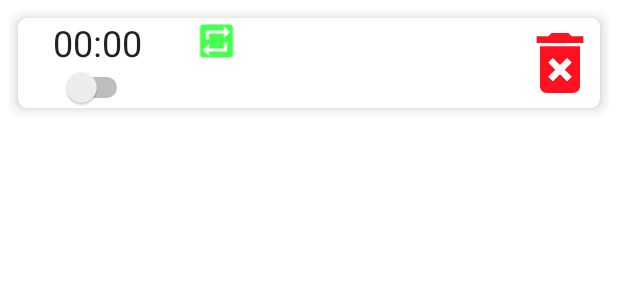
After one commit to minhho89/PRM391x_Asm3, an Android app: the layout alarm_recycler_item.xml on its own in the app's theme, with its tools: preview values and no code run, on a phone screen of 412 x 824 dp. The commit adds this screen. Shown: the top 300 px of the screen. Run offline under Robolectric (Android 15) with nearby library versions, the phone set to English and light mode, and no system bars.

Commit message:
finish all, need to add delete function

```diff
--- a/app/src/main/java/funix/prm/alarmapps/activities/MainActivity.java
+++ b/app/src/main/java/funix/prm/alarmapps/activities/MainActivity.java
@@ -6,7 +6,7 @@ import androidx.appcompat.app.AppCompatActivity;
 import androidx.fragment.app.FragmentTransaction;
 
 import funix.prm.alarmapps.R;
-import funix.prm.alarmapps.createalarm.CreateAlarmFragment;
+import funix.prm.alarmapps.createalarm.AlarmListFragment;
 
 public class MainActivity extends AppCompatActivity {
 
@@ -17,7 +17,7 @@ public class MainActivity extends AppCompatActivity {
 
         // TODO temporary test fragment
         FragmentTransaction ft = getSupportFragmentManager().beginTransaction();
-        CreateAlarmFragment alarmFragment = new CreateAlarmFragment();
-        ft.add(R.id.viewholder, alarmFragment).commit();
+        AlarmListFragment alarmListFragment = new AlarmListFragment();
+        ft.add(R.id.viewholder, alarmListFragment).commit();
     }
 }
--- /dev/null
+++ b/app/src/main/res/drawable/ic_delete.xml
@@ -0,0 +1,10 @@
+<vector xmlns:android="http://schemas.android.com/apk/res/android"
+    android:width="24dp"
+    android:height="24dp"
+    android:tint="#FF1120"
+    android:viewportWidth="24"
+    android:viewportHeight="24">
+    <path
+        android:fillColor="@android:color/white"
+        android:pathData="M6,19c0,1.1 0.9,2 2,2h8c1.1,0 2,-0.9 2,-2L18,7L6,7v12zM8.46,11.88l1.41,-1.41L12,12.59l2.12,-2.12 1.41,1.41L13.41,14l2.12,2.12 -1.41,1.41L12,15.41l-2.12,2.12 -1.41,-1.41L10.59,14l-2.13,-2.12zM15.5,4l-1,-1h-5l-1,1L5,4v2h14L19,4z" />
+</vector>
--- /dev/null
+++ b/app/src/main/res/drawable/ic_repeat.xml
@@ -0,0 +1,11 @@
+<vector xmlns:android="http://schemas.android.com/apk/res/android"
+    android:width="24dp"
+    android:height="24dp"
+    android:tint="#46FF50"
+    android:viewportWidth="24"
+    android:viewportHeight="24">
+    <path
+        android:fillColor="@android:color/white"
+        android:fillType="evenOdd"
+        android:pathData="M21,1L3,1c-1.1,0 -2,0.9 -2,2v18c0,1.1 0.9,2 2,2h18c1.1,0 2,-0.9 2,-2L23,3c0,-1.1 -0.9,-2 -2,-2zM7,7h10v3l4,-4 -4,-4v3L5,5v6h2L7,7zM17,17L7,17v-3l-4,4 4,4v-3h12v-6h-2v4z" />
+</vector>
--- /dev/null
+++ b/app/src/main/res/layout/alarm_recycler_item.xml
@@ -0,0 +1,85 @@
+<?xml version="1.0" encoding="utf-8"?>
+<LinearLayout xmlns:android="http://schemas.android.com/apk/res/android"
+    xmlns:app="http://schemas.android.com/apk/res-auto"
+    android:layout_width="match_parent"
+    android:layout_height="wrap_content"
+    android:layout_margin="@dimen/sm_value"
+    android:orientation="vertical">
+
+    <androidx.cardview.widget.CardView
+        android:layout_width="match_parent"
+        android:layout_height="wrap_content"
+        android:layout_margin="@dimen/sm_value"
+        app:cardCornerRadius="@dimen/sm_value"
+        app:cardElevation="@dimen/sm_value">
+
+        <LinearLayout
+            android:layout_width="match_parent"
+            android:layout_height="match_parent"
+            android:orientation="horizontal">
+
+            <LinearLayout
+                android:layout_width="wrap_content"
+                android:layout_height="wrap_content"
+                android:layout_weight="2"
+                android:orientation="vertical">
+
+                <TextView
+                    android:id="@+id/item_txt_clockText"
+                    android:layout_width="match_parent"
+                    android:layout_height="wrap_content"
+                    android:gravity="center_horizontal"
+                    android:text="@string/sample_clock_display"
+                    android:textAlignment="center"
+                    android:textAppearance="@style/TextAppearance.AppCompat.Headline" />
+
+                <Switch
+                    android:id="@+id/item_swt_started"
+                    android:layout_width="wrap_content"
+                    android:layout_height="match_parent"
+                    android:layout_gravity="center_horizontal" />
+
+            </LinearLayout>
+
+            <ImageView
+                android:id="@+id/item_img_recurring"
+                android:layout_width="wrap_content"
+                android:layout_height="wrap_content"
+                android:layout_marginTop="@dimen/x_sm_value"
+                android:layout_weight="1"
+                android:scaleType="fitCenter"
+                android:src="@drawable/ic_repeat" />
+
+            <LinearLayout
+                android:layout_width="wrap_content"
+                android:layout_height="match_parent"
+                android:layout_marginTop="@dimen/x_sm_value"
+                android:layout_weight="6"
+                android:orientation="vertical">
+
+                <TextView
+                    android:id="@+id/item_txt_recurringDays"
+                    android:layout_width="match_parent"
+                    android:layout_height="wrap_content"
+                    android:text="" />
+
+                <TextView
+                    android:id="@+id/item_txt_alarmTitle"
+                    android:layout_width="match_parent"
+                    android:layout_height="wrap_content"
+                    android:text=""
+                    android:textAppearance="@style/TextAppearance.AppCompat.Title" />
+            </LinearLayout>
+
+            <ImageButton
+                android:id="@+id/item_btn_delete"
+                android:layout_width="wrap_content"
+                android:layout_height="match_parent"
+                android:layout_weight="1"
+                android:background="?android:attr/selectableItemBackground"
+                android:scaleType="fitCenter"
+                android:src="@drawable/ic_delete" />
+
+        </LinearLayout>
+    </androidx.cardview.widget.CardView>
+</LinearLayout>
--- a/app/src/main/res/values/dimens.xml
+++ b/app/src/main/res/values/dimens.xml
@@ -1,4 +1,7 @@
 <?xml version="1.0" encoding="utf-8"?>
 <resources>
     <dimen name="big_image">300dp</dimen>
+    <dimen name="x_sm_value">3dp</dimen>
+    <dimen name="sm_value">6dp</dimen>
+    <dimen name="item_text">267dp</dimen>
 </resources>
--- a/app/src/main/res/values/strings.xml
+++ b/app/src/main/res/values/strings.xml
@@ -1,6 +1,6 @@
 <resources>
     <string name="app_name">Alarm Apps</string>
-    <!-- TODO: Remove or change this placeholder text -->
+
     <string name="hello_blank_fragment">Hello blank fragment</string>
     <string name="schedule_alarm_text">Schedule Alarm</string>
     <string name="alarm_title_text">Alarm Title</string>
@@ -13,7 +13,13 @@
     <string name="sat_text">Sat</string>
     <string name="sun_text">Sun</string>
 
+    <string name="sample_clock_display">00:00</string>
+
     <string name="snooze_btn">Snooze</string>
     <string name="dismiss_btn">Dismiss</string>
+    <string name="create_btn">Create alarm</string>
+
+    <string name="alarm_list_heading">ALARM LIST</string>
+
 
 </resources>
```
Also changed, not shown: app/src/main/java/funix/prm/alarmapps/createalarm/AlarmListFragment.java (added, +116 -0 lines), app/src/main/java/funix/prm/alarmapps/createalarm/AlarmRecyclerViewAdapter.java (added, +58 -0 lines), app/src/main/java/funix/prm/alarmapps/createalarm/AlarmViewHolder.java (added, +130 -0 lines), app/src/main/java/funix/prm/alarmapps/createalarm/OnToggleAlarmListener.java (added, +7 -0 lines), app/src/main/java/funix/prm/alarmapps/data/AlarmDatabaseHelper.java (+35 -5 lines), app/src/main/res/drawable/ic_alarm_add.xml (added, +10 -0 lines), app/src/main/res/drawable/ic_repeat_one.xml (added, +11 -0 lines), app/src/main/res/layout/fragment_alarm_list.xml (added, +31 -0 lines).
